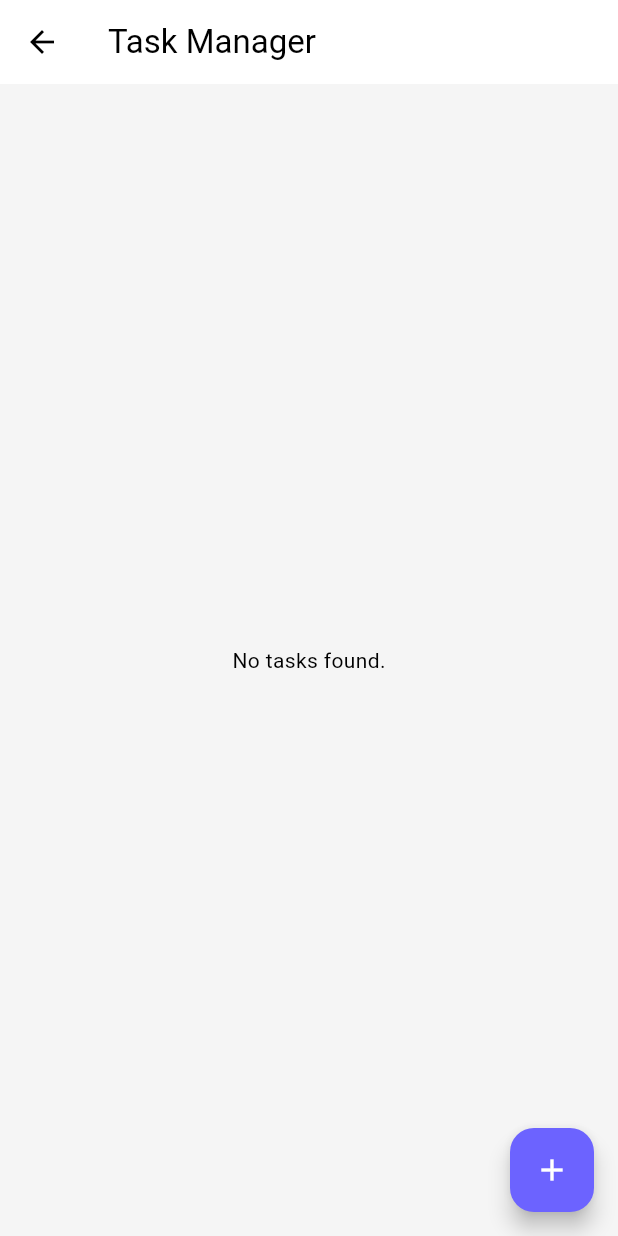
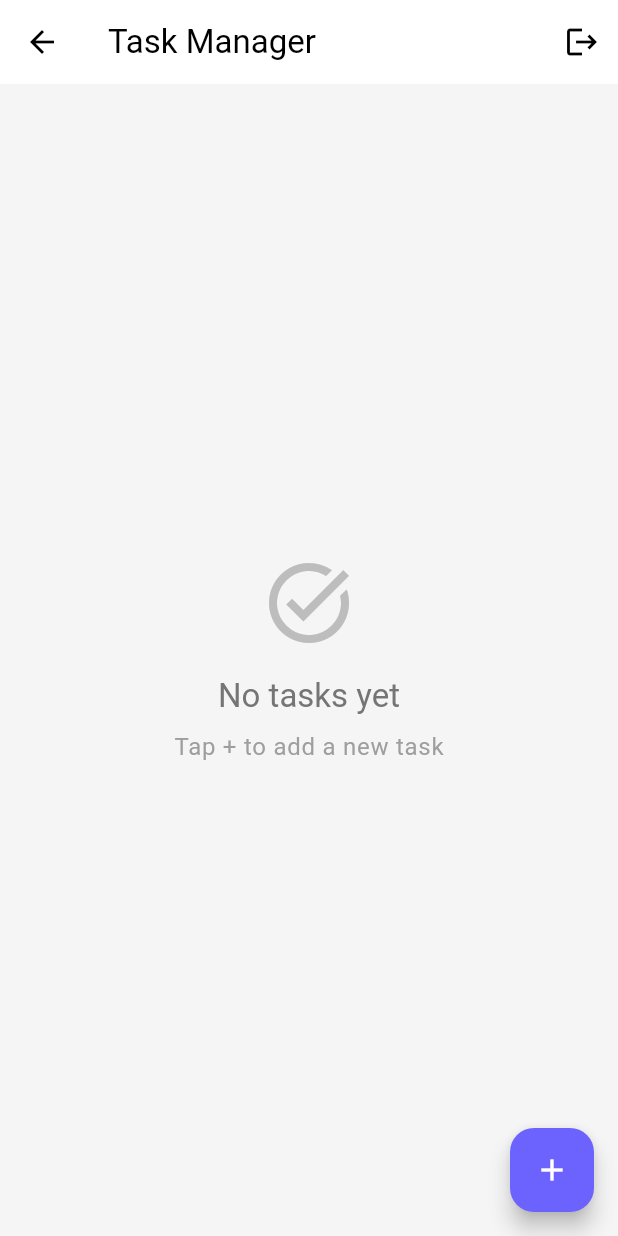
Before and after one commit to VibhashMinz/taskmanager, a Flutter app: the TaskListPage screen opened by its route, on a phone screen of 412 x 824 dp. Run offline on Flutter 3.47's test engine with Material 3 defaults, Android fonts, the phone set to English and light mode, and no system bars; our stand-ins replace cloud_firestore, firebase_auth, firebase_core, flutter_bloc, flutter_secure_storage, get_it and 5 more; accounts and stored records are empty.

Commit message:
few tweaks for pages

```diff
--- a/lib/presentation/pages/task_list_page.dart
+++ b/lib/presentation/pages/task_list_page.dart
@@ -1,18 +1,42 @@
 import 'package:flutter/material.dart';
 import 'package:flutter_bloc/flutter_bloc.dart';
 import 'package:taskmanager/core/routes.dart/app_router.dart';
+import 'package:taskmanager/presentation/blocs/auth_cubit.dart';
 import 'package:taskmanager/presentation/blocs/events.dart';
 import 'package:taskmanager/presentation/blocs/state.dart';
 import 'package:taskmanager/presentation/blocs/task_bloc.dart';
 import 'package:taskmanager/presentation/widgets/task_card_widget.dart';
 
-class TaskListPage extends StatelessWidget {
+class TaskListPage extends StatefulWidget {
   const TaskListPage({super.key});
+
+  @override
+  State<TaskListPage> createState() => _TaskListPageState();
+}
+
+class _TaskListPageState extends State<TaskListPage> {
+  @override
+  void initState() {
+    super.initState();
+    // Load tasks when the page is initialized
+    context.read<TaskBloc>().add(LoadTasks());
+  }
 
   @override
   Widget build(BuildContext context) {
     return Scaffold(
-      appBar: AppBar(title: const Text('Task Manager')),
+      appBar: AppBar(
+        title: const Text('Task Manager'),
+        actions: [
+          IconButton(
+            icon: const Icon(Icons.logout),
+            onPressed: () {
+              context.read<AuthCubit>().logout();
+              Navigator.pushReplacementNamed(context, AppRouter.login);
+            },
+          ),
+        ],
+      ),
       floatingActionButton: FloatingActionButton(
         onPressed: () => Navigator.pushNamed(context, AppRouter.createTask),
         child: const Icon(Icons.add),
@@ -22,11 +46,42 @@ class TaskListPage extends StatelessWidget {
           if (state is TaskLoading) {
             return const Center(child: CircularProgressIndicator());
           } else if (state is TaskLoaded) {
+            if (state.tasks.isEmpty) {
+              return Center(
+                child: Column(
+                  mainAxisAlignment: MainAxisAlignment.center,
+                  children: [
+                    Icon(
+                      Icons.task_alt,
+                      size: 64,
+                      color: Colors.grey[400],
+                    ),
+                    const SizedBox(height: 16),
+                    Text(
+                      'No tasks yet',
+                      style: Theme.of(context).textTheme.titleLarge?.copyWith(
+                            color: Colors.grey[600],
+                          ),
+                    ),
+                    const SizedBox(height: 8),
+                    Text(
+                      'Tap + to add a new task',
+                      style: Theme.of(context).textTheme.bodyLarge?.copyWith(
+                            color: Colors.grey[500],
+                          ),
+                    ),
+                  ],
+                ),
+              );
+            }
             return ListView.builder(
+              padding: const EdgeInsets.all(16),
               itemCount: state.tasks.length,
               itemBuilder: (context, index) {
                 final task = state.tasks[index];
-                return TaskCard(
+                return Padding(
+                  padding: const EdgeInsets.only(bottom: 16),
+                  child: TaskCard(
                     task: task,
                     onTap: () {
                       Navigator.pushNamed(
@@ -42,14 +97,47 @@ class TaskListPage extends StatelessWidget {
                         arguments: task,
                       );
                     },
+                    onDelete: () {
+                      context.read<TaskBloc>().add(DeleteTask(task.id));
+                    },
                     onToggleComplete: () {
                       final updatedTask = task.copyWith(
                         isCompleted: !task.isCompleted,
+                        updatedAt: DateTime.now(),
                       );
                       context.read<TaskBloc>().add(UpdateTask(updatedTask));
                     },
+                  ),
                 );
               },
+            );
+          } else if (state is TaskError) {
+            return Center(
+              child: Column(
+                mainAxisAlignment: MainAxisAlignment.center,
+                children: [
+                  Icon(
+                    Icons.error_outline,
+                    size: 64,
+                    color: Colors.red[400],
+                  ),
+                  const SizedBox(height: 16),
+                  Text(
+                    state.message,
+                    style: Theme.of(context).textTheme.titleLarge?.copyWith(
+                          color: Colors.red[600],
+                        ),
+                    textAlign: TextAlign.center,
+                  ),
+                  const SizedBox(height: 16),
+                  ElevatedButton(
+                    onPressed: () {
+                      context.read<TaskBloc>().add(LoadTasks());
+                    },
+                    child: const Text('Retry'),
+                  ),
+                ],
+              ),
             );
           }
           return const Center(child: Text('No tasks found.'));
```
Also changed, not shown: lib/presentation/pages/login_page.dart (+12 -1 lines), lib/presentation/pages/task_detail_page.dart (+44 -4 lines), lib/presentation/pages/update_task_page.dart (+23 -3 lines), 1 other file. Lines whose indentation alone changed are shown as unchanged.
